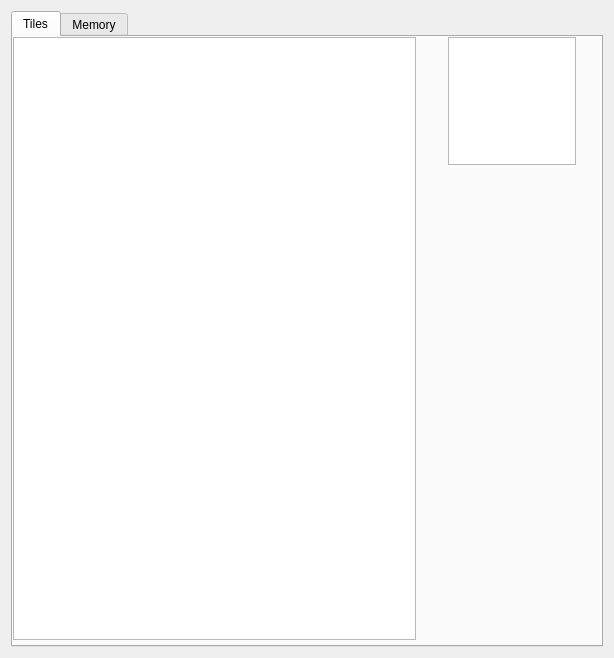
Before: the Qt Designer form src/ui/InfoWindow.ui in zlisinski/zlsnes, drawn with Qt 5.
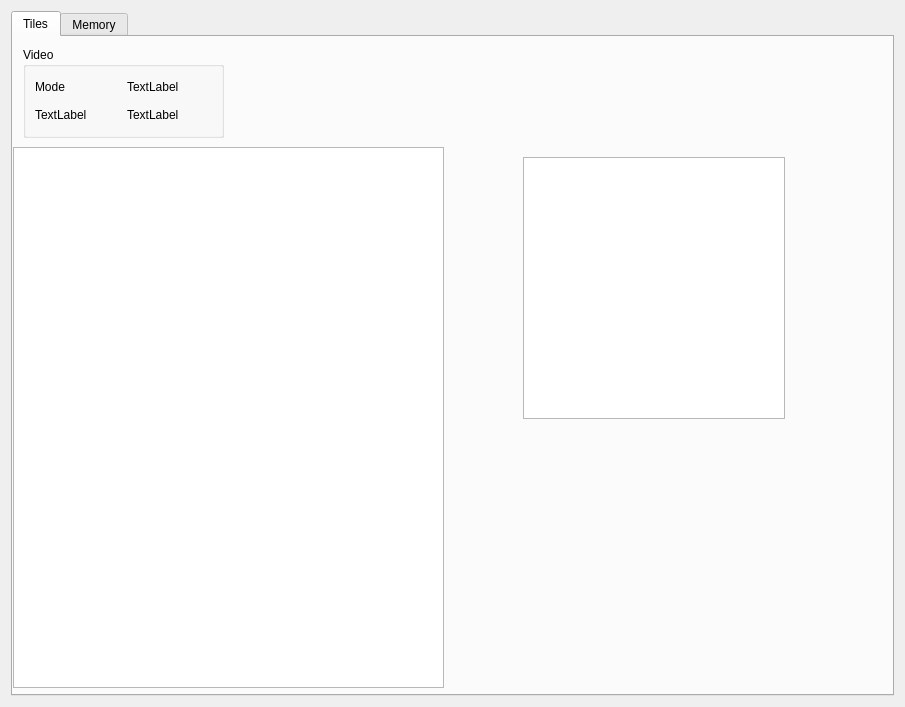
After: the same form once the commit is applied. The open tabs and pages were chosen to show the change.

Commit message: Added rendering of Mode0 BG1 tiles and palette to InfoWindow

The edit to the form file:
```diff
--- a/src/ui/InfoWindow.ui
+++ b/src/ui/InfoWindow.ui
@@ -6,8 +6,8 @@
    <rect>
     <x>0</x>
     <y>0</y>
-    <width>614</width>
-    <height>658</height>
+    <width>905</width>
+    <height>707</height>
    </rect>
   </property>
   <property name="windowTitle">
@@ -27,19 +27,62 @@
        <property name="geometry">
         <rect>
          <x>0</x>
-         <y>0</y>
-         <width>403</width>
-         <height>603</height>
+         <y>110</y>
+         <width>431</width>
+         <height>541</height>
         </rect>
        </property>
       </widget>
-      <widget class="QGraphicsView" name="gvTilePreview">
+      <widget class="QGroupBox" name="groupBox_2">
        <property name="geometry">
         <rect>
-         <x>435</x>
-         <y>0</y>
-         <width>128</width>
-         <height>128</height>
+         <x>10</x>
+         <y>10</y>
+         <width>201</width>
+         <height>91</height>
+        </rect>
+       </property>
+       <property name="title">
+        <string>Video</string>
+       </property>
+       <layout class="QGridLayout" name="gridLayout_3">
+        <item row="1" column="0">
+         <widget class="QLabel" name="label_21">
+          <property name="text">
+           <string>TextLabel</string>
+          </property>
+         </widget>
+        </item>
+        <item row="0" column="0">
+         <widget class="QLabel" name="label_18">
+          <property name="text">
+           <string>Mode</string>
+          </property>
+         </widget>
+        </item>
+        <item row="0" column="1">
+         <widget class="QLabel" name="labelVideoMode">
+          <property name="text">
+           <string>TextLabel</string>
+          </property>
+         </widget>
+        </item>
+        <item row="1" column="1">
+         <widget class="QLabel" name="label_22">
+          <property name="text">
+           <string>TextLabel</string>
+          </property>
+         </widget>
+        </item>
+       </layout>
+      </widget>
+      <widget class="QGraphicsView" name="gvPalette">
+       <property name="geometry">
+        <rect>
+         <x>510</x>
+         <y>120</y>
+         <width>262</width>
+         <height>262</height>
         </rect>
        </property>
       </widget>
```
Left out of the diff: 12 changed lines with no effect on the pictures. The commit also changes 5 other files.
